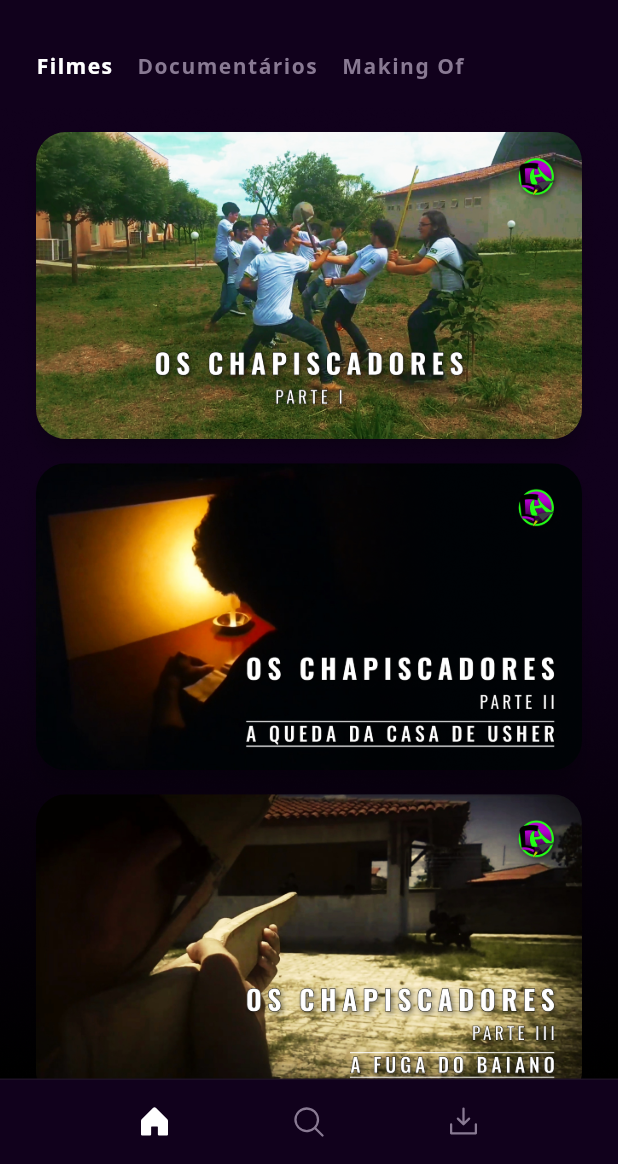
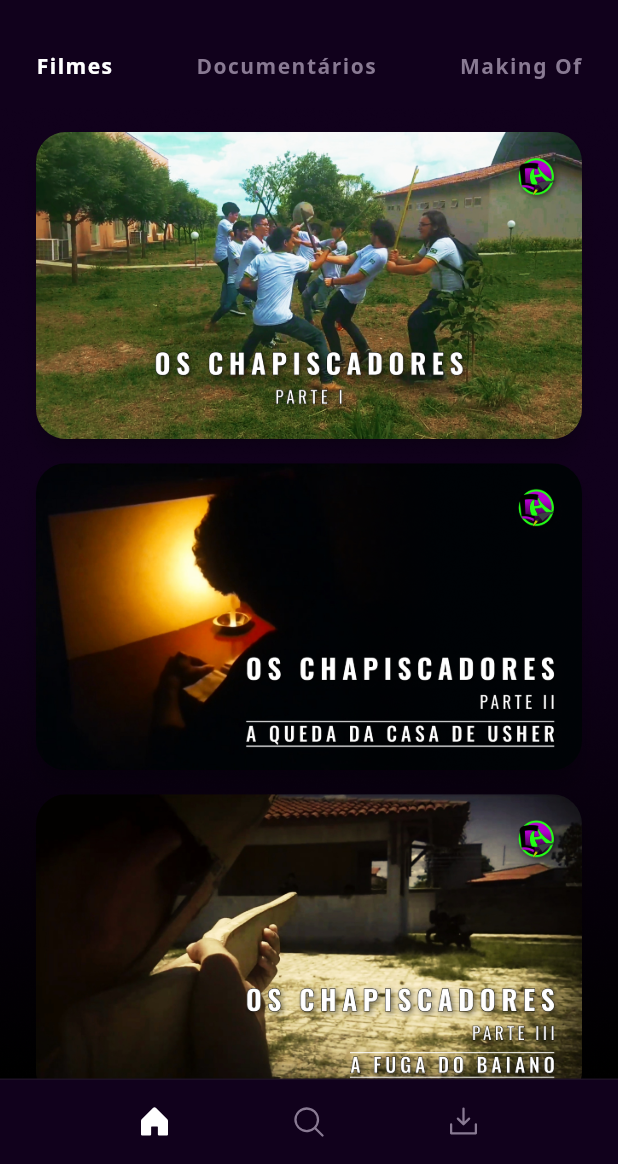
Before and after one commit to r0drigobenicio/chapisco-tv, a Flutter app: the HomePage screen opened directly, on a phone screen of 412 x 824 dp, the part 72-1236 px from its top. Run offline on Flutter 3.47's test engine with Material 2 defaults, Android fonts, the light colour scheme and no system bars; our stand-ins replace flutter_phosphor_icons, flutter_svg.

Commit message:
fix categories to enable horizontal scroll only when viewport overflows on home_page

```diff
--- a/lib/views/home/home_page.dart
+++ b/lib/views/home/home_page.dart
@@ -153,7 +153,6 @@ class _HomePageState extends State<HomePage> {
                           child: const Icon(
                             PhosphorIcons.play_fill,
                             color: AppColors.blackColor,
-                            // size: 22,
                           ),
                         )
                       ],
@@ -260,14 +259,16 @@ class _HomePageState extends State<HomePage> {
                         minHeight: 56,
                         maxHeight: 56,
                         child: Container(
+                          color: AppColors.backgroundColor.withOpacity(0.9),
                           padding: const EdgeInsets.symmetric(
                             vertical: 0,
                             horizontal: 24
                           ),
-                          width: double.infinity,
-                          color: AppColors.backgroundColor.withOpacity(0.9),
-                          child: SingleChildScrollView(
+                          child: CustomScrollView(
                             scrollDirection: Axis.horizontal,
+                            slivers: [
+                              SliverFillRemaining(
+                                hasScrollBody: false,
                                 child: Row(
                                   mainAxisAlignment: MainAxisAlignment.spaceBetween,
                                   crossAxisAlignment: CrossAxisAlignment.center,
@@ -325,7 +326,9 @@ class _HomePageState extends State<HomePage> {
                                   ],
                                 ),
                               ),
+                            ]
                           ),
+                        )
                       )
                     ),
                     SliverToBoxAdapter(
```
Lines whose indentation alone changed are shown as unchanged.
